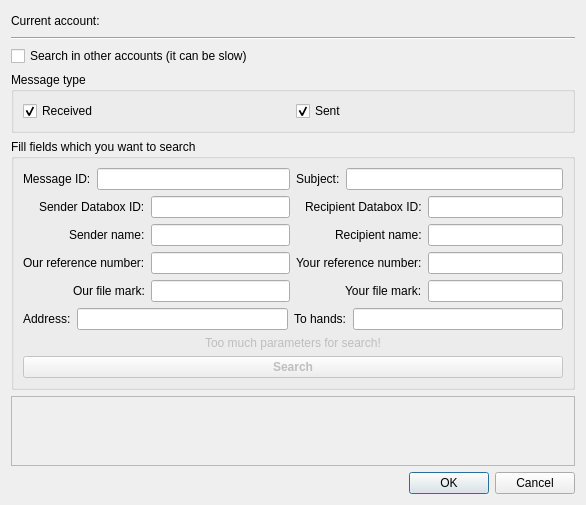
Before: the Qt Designer form src/gui/ui/dlg_msg_search.ui in psakar/datovka, drawn with Qt 5.
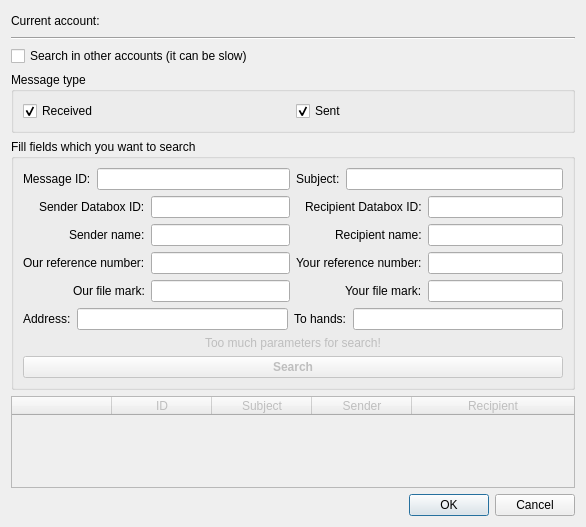
After: the same form once the commit is applied. Icons and pictures are not drawn.

Patch:
```diff
--- a/src/gui/ui/dlg_msg_search.ui
+++ b/src/gui/ui/dlg_msg_search.ui
@@ -7,7 +7,7 @@
     <x>0</x>
     <y>0</y>
     <width>586</width>
-    <height>484</height>
+    <height>527</height>
    </rect>
   </property>
   <property name="windowTitle">
@@ -312,6 +312,67 @@
      <property name="enabled">
       <bool>false</bool>
      </property>
+     <property name="selectionMode">
+      <enum>QAbstractItemView::SingleSelection</enum>
+     </property>
+     <property name="selectionBehavior">
+      <enum>QAbstractItemView::SelectRows</enum>
+     </property>
+     <property name="showGrid">
+      <bool>false</bool>
+     </property>
+     <property name="wordWrap">
+      <bool>true</bool>
+     </property>
+     <property name="columnCount">
+      <number>5</number>
+     </property>
+     <attribute name="horizontalHeaderHighlightSections">
+      <bool>false</bool>
+     </attribute>
+     <attribute name="horizontalHeaderShowSortIndicator" stdset="0">
+      <bool>true</bool>
+     </attribute>
+     <attribute name="horizontalHeaderStretchLastSection">
+      <bool>true</bool>
+     </attribute>
+     <attribute name="verticalHeaderVisible">
+      <bool>false</bool>
+     </attribute>
+     <attribute name="verticalHeaderDefaultSectionSize">
+      <number>18</number>
+     </attribute>
+     <attribute name="verticalHeaderHighlightSections">
+      <bool>false</bool>
+     </attribute>
+     <attribute name="verticalHeaderMinimumSectionSize">
+      <number>18</number>
+     </attribute>
+     <column>
+      <property name="text">
+       <string/>
+      </property>
+     </column>
+     <column>
+      <property name="text">
+       <string>ID</string>
+      </property>
+     </column>
+     <column>
+      <property name="text">
+       <string>Subject</string>
+      </property>
+     </column>
+     <column>
+      <property name="text">
+       <string>Sender</string>
+      </property>
+     </column>
+     <column>
+      <property name="text">
+       <string>Recipient</string>
+      </property>
+     </column>
     </widget>
    </item>
    <item>
```
